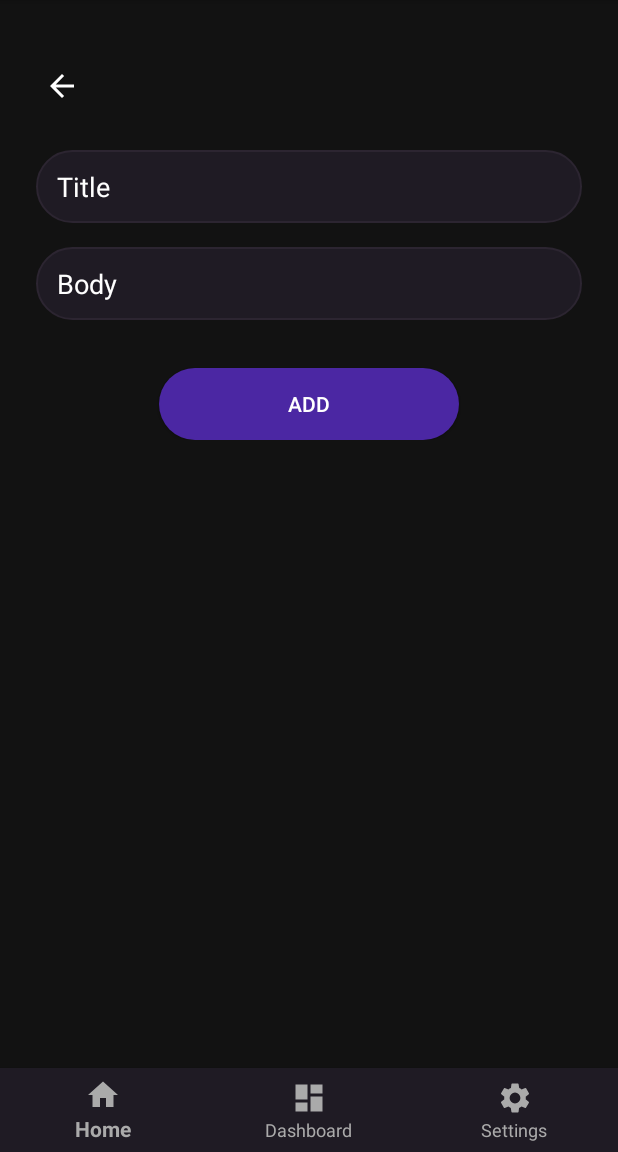
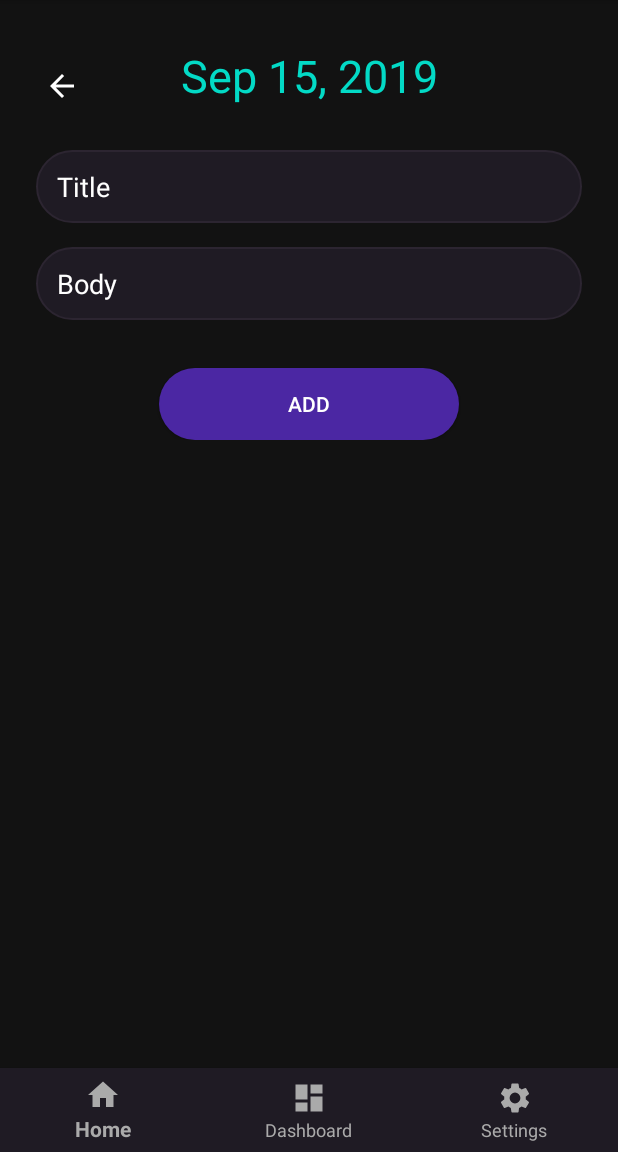
Before and after one commit to SaurabhDRao/Chronicler, an Android app: the screen it shows after launch (MainActivity), after a tap on an icon or button, on a phone screen of 412 x 824 dp, the part 84-1236 px from its top. Run offline under Robolectric (Android 15) with nearby library versions, the phone set to English and light mode, and no system bars; our stand-ins replace Room's generated code.

Commit message:
displays date in add entry fragment

```diff
--- a/app/src/main/java/com/example/myapplication/AddEntryFragment.java
+++ b/app/src/main/java/com/example/myapplication/AddEntryFragment.java
@@ -9,6 +9,7 @@ import android.view.ViewGroup;
 import android.widget.Button;
 import android.widget.EditText;
 import android.widget.ImageButton;
+import android.widget.TextView;
 import android.widget.Toast;
 
 import com.example.myapplication.Database.JournalEntry;
@@ -21,6 +22,7 @@ public class AddEntryFragment extends Fragment {
     EditText titleInput, bodyInput;
     Button addEntryBtn;
     ImageButton backButton;
+    TextView dateTv;
 
     @Nullable
     @Override
@@ -31,6 +33,12 @@ public class AddEntryFragment extends Fragment {
         bodyInput = fragmentView.findViewById(R.id.add_entry_body);
         addEntryBtn = fragmentView.findViewById(R.id.add_entry_btn);
         backButton = fragmentView.findViewById(R.id.add_entry_back_btn);
+        dateTv = fragmentView.findViewById(R.id.add_entry_date);
+
+        final Date jeDate = new Date();
+
+        SimpleDateFormat format = new SimpleDateFormat("MMM dd, yyyy");
+        dateTv.setText(format.format(jeDate));
 
         addEntryBtn.setOnClickListener(new View.OnClickListener() {
             @Override
@@ -41,9 +49,9 @@ public class AddEntryFragment extends Fragment {
                 jEntry.setId(MainActivity.myDatabase.journalDao().getMaxId() + 1);
                 jEntry.setTitle(titleInput.getText().toString());
                 jEntry.setBody(bodyInput.getText().toString());
+
                 SimpleDateFormat formatter = new SimpleDateFormat("dd/MM/yyyy HH:mm:ss");
-                Date date = new Date();
-                jEntry.setDateTime(formatter.format(date));
+                jEntry.setDateTime(formatter.format(jeDate));
 
                 MainActivity.myDatabase.journalDao().addEntry(jEntry);
 
--- a/app/src/main/java/com/example/myapplication/DashboardFragment.java
+++ b/app/src/main/java/com/example/myapplication/DashboardFragment.java
@@ -36,6 +36,8 @@ public class DashboardFragment extends Fragment {
             }
         });
 
+        setHasOptionsMenu(false);
+
         return fragmentView;
     }
 }
--- a/app/src/main/java/com/example/myapplication/HomeFragment.java
+++ b/app/src/main/java/com/example/myapplication/HomeFragment.java
@@ -9,6 +9,8 @@ import android.support.v4.app.FragmentManager;
 import android.support.v7.widget.LinearLayoutManager;
 import android.support.v7.widget.RecyclerView;
 import android.view.LayoutInflater;
+import android.view.Menu;
+import android.view.MenuInflater;
 import android.view.View;
 import android.view.ViewGroup;
 import android.widget.TextView;
--- a/app/src/main/java/com/example/myapplication/MainActivity.java
+++ b/app/src/main/java/com/example/myapplication/MainActivity.java
@@ -11,6 +11,7 @@ import android.support.v4.app.Fragment;
 import android.support.v7.app.AppCompatActivity;
 import android.os.Bundle;
 import android.util.Log;
+import android.view.Menu;
 import android.view.MenuItem;
 import android.view.View;
 import android.widget.Button;
--- a/app/src/main/res/layout/fragment_add_entry.xml
+++ b/app/src/main/res/layout/fragment_add_entry.xml
@@ -8,9 +8,6 @@
     tools:context=".MainActivity">
 
     <android.support.constraint.ConstraintLayout
-        xmlns:android="http://schemas.android.com/apk/res/android"
-        xmlns:app="http://schemas.android.com/apk/res-auto"
-        xmlns:tools="http://schemas.android.com/tools"
         android:layout_width="match_parent"
         android:layout_height="match_parent"
         android:paddingBottom="50dp">
@@ -84,5 +81,23 @@
             app:layout_constraintTop_toTopOf="parent"
             app:srcCompat="@drawable/ic_arrow_back_black_24dp" />
 
+        <TextView
+            android:id="@+id/add_entry_date"
+            android:layout_width="wrap_content"
+            android:layout_height="wrap_content"
+            android:layout_marginStart="8dp"
+            android:layout_marginLeft="8dp"
+            android:layout_marginTop="8dp"
+            android:layout_marginEnd="8dp"
+            android:layout_marginRight="8dp"
+            android:layout_marginBottom="8dp"
+            android:text="20 Sep, 2019"
+            android:textColor="@color/secondaryGreen"
+            android:textSize="30sp"
+            app:layout_constraintBottom_toTopOf="@+id/add_entry_title"
+            app:layout_constraintEnd_toEndOf="parent"
+            app:layout_constraintStart_toStartOf="parent"
+            app:layout_constraintTop_toTopOf="parent" />
+
     </android.support.constraint.ConstraintLayout>
 </ScrollView>
--- a/app/src/main/res/layout/row_journal_entry.xml
+++ b/app/src/main/res/layout/row_journal_entry.xml
@@ -72,7 +72,7 @@
 
         <TextView
             android:id="@+id/je_title"
-            android:layout_width="180dp"
+            android:layout_width="170dp"
             android:layout_height="wrap_content"
             android:text="This is a title "
             android:textColor="#fff"
```
Also changed, not shown: app/src/main/res/drawable/ic_search_black_24dp.xml (added, +9 -0 lines).
